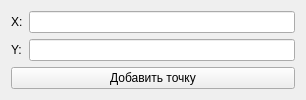
Qt form pointadditemwidget.ui (messteno/Q3Solver) before a commit.
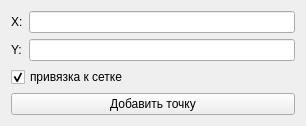
The same form after that commit.

Patch:
```diff
--- a/pointadditemwidget.ui
+++ b/pointadditemwidget.ui
@@ -7,7 +7,7 @@
     <x>0</x>
     <y>0</y>
     <width>306</width>
-    <height>96</height>
+    <height>122</height>
    </rect>
   </property>
   <property name="windowTitle">
@@ -17,7 +17,7 @@
    <property name="fieldGrowthPolicy">
     <enum>QFormLayout::AllNonFixedFieldsGrow</enum>
    </property>
-   <item row="2" column="0" colspan="2">
+   <item row="3" column="0" colspan="2">
     <widget class="QPushButton" name="pushButton">
      <property name="text">
       <string>Добавить точку</string>
@@ -44,6 +44,16 @@
    <item row="1" column="1">
     <widget class="QLineEdit" name="yEdit"/>
    </item>
+   <item row="2" column="0" colspan="2">
+    <widget class="QCheckBox" name="snapToGrid">
+     <property name="text">
+      <string>привязка к сетке</string>
+     </property>
+     <property name="checked">
+      <bool>true</bool>
+     </property>
+    </widget>
+   </item>
   </layout>
  </widget>
  <resources/>
```
